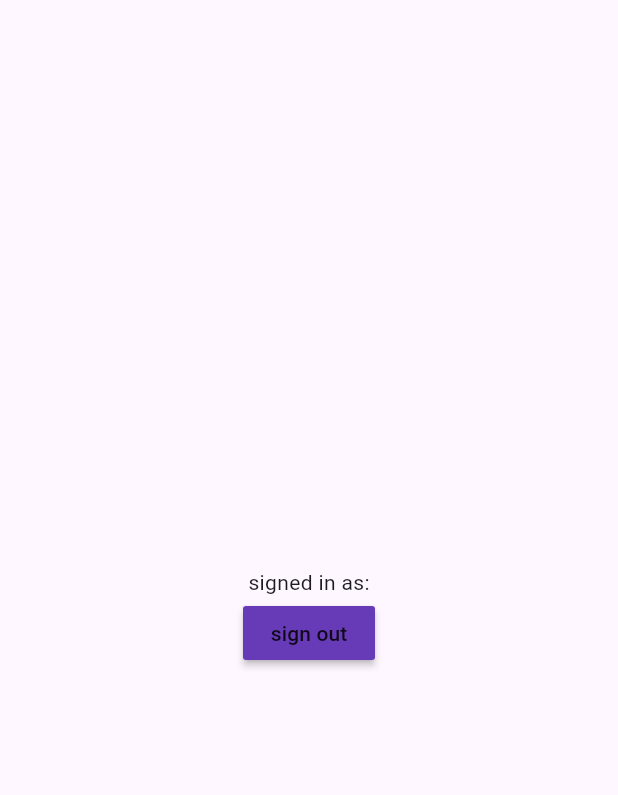
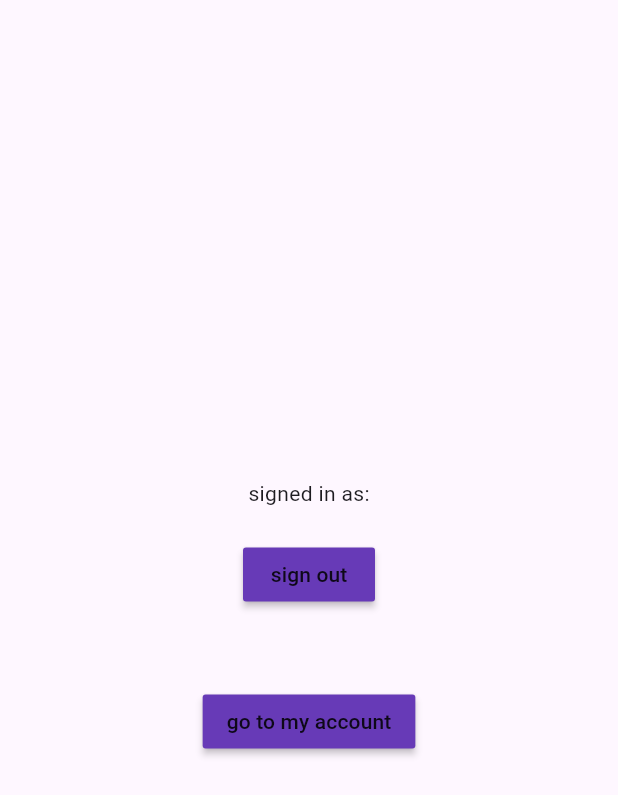
Before and after one commit to katherinesssss/beautysalon, a Flutter app: the screen it shows once a user with an empty profile is signed in, after a tap on "sign out", on a phone screen of 412 x 824 dp. Shown: the top 795 px of the screen. Run offline on Flutter 3.47's test engine with Material 3 defaults, Android fonts, the phone set to English and light mode, and no system bars; our stand-ins replace calendar_date_picker2, firebase_auth, firebase_core; missing offline and left inert: flutter_neat_and_clean_calendar; accounts and stored records are empty; network calls fail.

```diff
--- a/lib/auth/auth_page.dart
+++ b/lib/auth/auth_page.dart
@@ -19,7 +19,9 @@ class _AuthPageState extends State<AuthPage> {
   @override
   Widget build(BuildContext context) {
     if(showLoginPage){
-      return LoginPage(showRegisterPage: toggleScreen);
+      return LoginPage(showRegisterPage: toggleScreen);//вызываем противоположную
+      // , чтобы была возможность переключаться между виджетами "Вот функция toggleScreen, которую ты можешь
+      // вызывать (обычно при нажатии кнопки ‘Зарегистрироваться’), чтобы переключиться на страницу регистрации”.
     } else{
       return RegisterPage(showLoginPage: toggleScreen);
     }
--- a/lib/pages/home_page.dart
+++ b/lib/pages/home_page.dart
@@ -1,10 +1,11 @@
+import 'package:beautysalon/pages/account_page.dart';
 import 'package:firebase_auth/firebase_auth.dart';
 import 'package:flutter/material.dart';
 class HomePage extends StatefulWidget {
   const HomePage({super.key});
 
   @override
-  State<HomePage> createState() => _HomePageState();
+  State<HomePage> createState() => _HomePageState(); //создаем экземпляр класса
 }
 
 class _HomePageState extends State<HomePage> {
@@ -15,13 +16,25 @@ class _HomePageState extends State<HomePage> {
       body: Center(
         child: Column(
           mainAxisAlignment: MainAxisAlignment.center,
-          children:[ Text('signed in as:'+user.email!),
+          children: [
+          Text('signed in as:'+user.email!),
+            SizedBox(height: 20,),
+              MaterialButton(
+                onPressed: (){
+                FirebaseAuth.instance.signOut();
+              },
+                color: Colors.deepPurple,
+                child: Text('sign out'),
+          ),
+            SizedBox(height: 50,),
             MaterialButton(onPressed: (){
-              FirebaseAuth.instance.signOut();
+              //тут написать логику перехода на страницу аккаунта
+              Navigator.push(context, MaterialPageRoute(builder: (context) => AccountPage()));
             },
               color: Colors.deepPurple,
-              child: Text('sign out'),)
-          ],
+              child: Text("go to my account")
+            ),
+      ],
         ),
       ),
     );
--- a/lib/pages/login_page.dart
+++ b/lib/pages/login_page.dart
@@ -3,7 +3,9 @@ import 'package:firebase_auth/firebase_auth.dart';
 import 'package:flutter/material.dart';
 
 class LoginPage extends StatefulWidget{
-  final VoidCallback showRegisterPage;
+  final VoidCallback showRegisterPage; //VoidCallback используется, потому что виджету LoginPage нужно предоставить способ
+  // уведомить свой родительский виджет (в данном случае, _AuthPageState) о том, что
+  // пользователь хочет перейти на страницу регистрации.
   const LoginPage({Key? key,required this.showRegisterPage}) : super (key: key); //const позволяет использовать один и тот же экземпляр виджета, если его свойства не меняются
   @override
   State<LoginPage> createState()=>  _LoginPageState();
```
Also changed, not shown: lib/pages/account_page.dart (added, +19 -0 lines).
